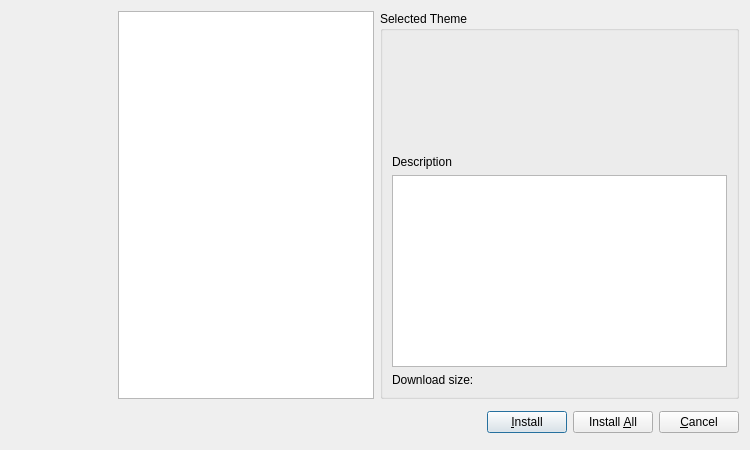
Before: the Qt Designer form rbutil/rbutilqt/installthemesfrm.ui in Rockbox-Chinese-Community/Rockbox-RCC, drawn with Qt 5.
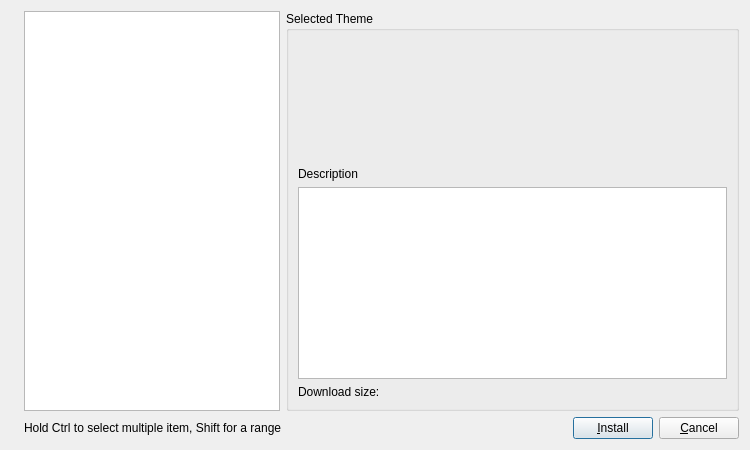
After: the same form once the commit is applied. Icons and pictures are not drawn. Custom widgets are drawn as their Qt base class.

Commit message: Remove "Install All" button from themes install window and replace it with a note on how to select multiple themes for installation.

Patch:
```diff
--- a/rbutil/rbutilqt/installthemesfrm.ui
+++ b/rbutil/rbutilqt/installthemesfrm.ui
@@ -36,7 +36,7 @@
      </property>
     </widget>
    </item>
-   <item row="0" column="2" colspan="2" >
+   <item row="0" column="2" colspan="3" >
     <widget class="QGroupBox" name="groupBox" >
      <property name="sizePolicy" >
       <sizepolicy vsizetype="Expanding" hsizetype="Expanding" >
@@ -48,7 +48,7 @@
       <string>Selected Theme</string>
      </property>
      <layout class="QGridLayout" >
-      <item row="0" column="0" >
+      <item row="0" column="0" colspan="3" >
        <widget class="PreviewLabel" name="themePreview" >
         <property name="sizePolicy" >
          <sizepolicy vsizetype="MinimumExpanding" hsizetype="MinimumExpanding" >
@@ -67,17 +67,17 @@
         </property>
        </widget>
       </item>
-      <item row="1" column="0" >
+      <item row="2" column="0" colspan="3" >
        <widget class="QLabel" name="label_3" >
         <property name="text" >
          <string>Description</string>
         </property>
        </widget>
       </item>
-      <item row="2" column="0" >
+      <item row="3" column="0" colspan="3" >
        <widget class="QTextBrowser" name="themeDescription" />
       </item>
-      <item row="3" column="0" >
+      <item row="4" column="0" colspan="3" >
        <widget class="QLabel" name="labelSize" >
         <property name="text" >
          <string>Download size:</string>
@@ -88,19 +88,26 @@
     </widget>
    </item>
    <item row="1" column="1" colspan="2" >
+    <widget class="QLabel" name="label_2" >
+     <property name="text" >
+      <string>Hold Ctrl to select multiple item, Shift for a range</string>
+     </property>
+    </widget>
+   </item>
+   <item row="1" column="3" >
     <spacer>
      <property name="orientation" >
       <enum>Qt::Horizontal</enum>
      </property>
      <property name="sizeHint" >
       <size>
-       <width>261</width>
-       <height>34</height>
+       <width>241</width>
+       <height>20</height>
       </size>
      </property>
     </spacer>
    </item>
-   <item row="1" column="3" >
+   <item row="1" column="4" >
     <layout class="QHBoxLayout" >
      <item>
       <widget class="QPushButton" name="buttonOk" >
@@ -112,16 +119,6 @@
        </property>
       </widget>
      </item>
-     <item>
-      <widget class="QPushButton" name="buttonOkAll" >
-       <property name="text" >
-        <string>Install &amp;All</string>
-       </property>
-       <property name="icon" >
-        <iconset resource="rbutilqt.qrc" >:/icons/go-next.png</iconset>
-       </property>
-      </widget>
-     </item>
      <item>
       <widget class="QPushButton" name="buttonCancel" >
        <property name="text" >
```
The commit also changes 2 other files.
